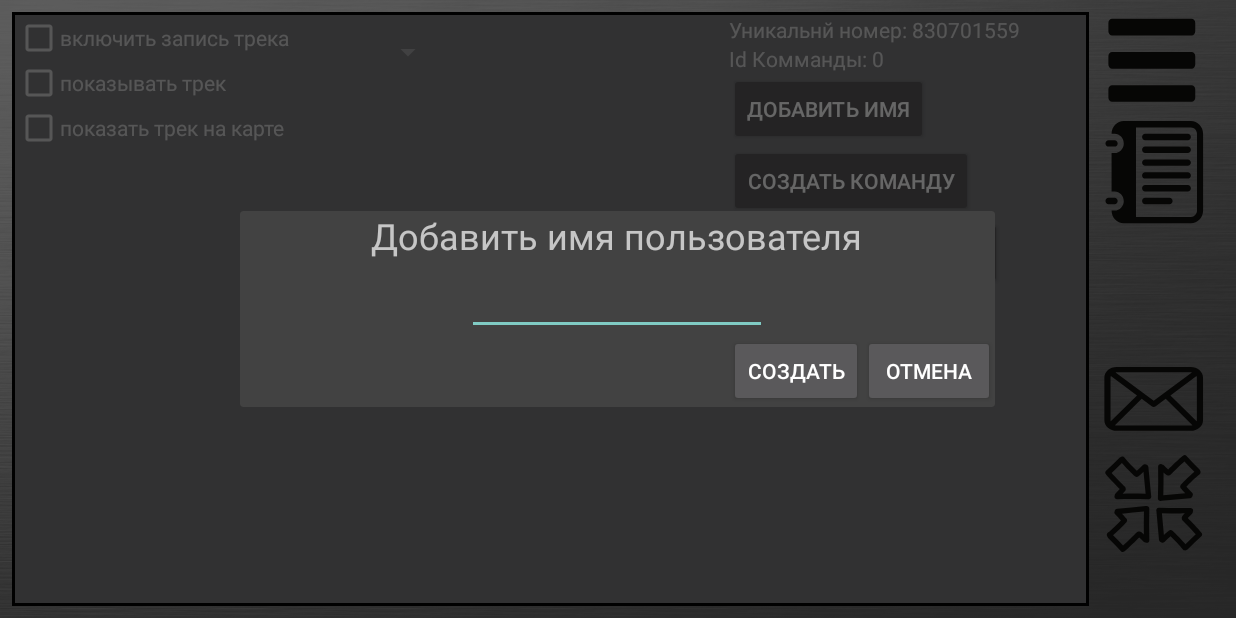
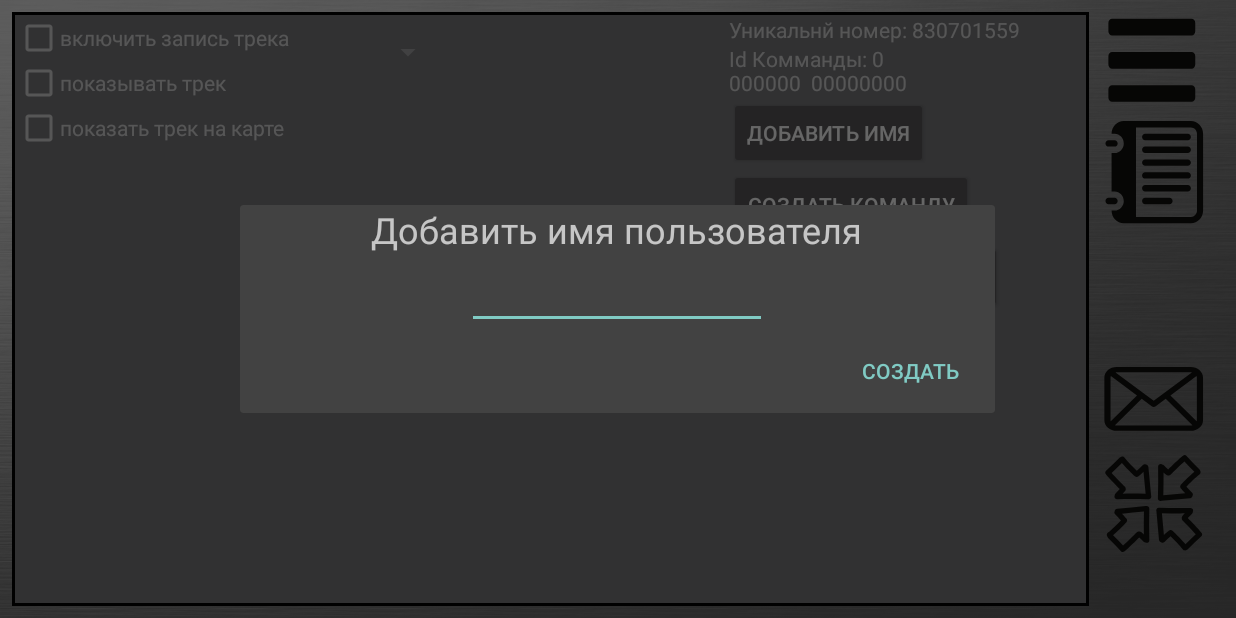
Before and after one commit to pingvn/PDA, an Android app: the fragment SettingsFragment placed in its activity, after a tap on "ДОБАВИТЬ ИМЯ", on a phone screen of 824 x 412 dp (held sideways). Run offline under Robolectric (Android 15) with nearby library versions, the phone set to English and light mode, and no system bars; our stand-ins replace Firebase (no records; nobody signed in at launch, a user with empty details on screens opened directly); libraries missing offline, so code that uses them is left out: io.realm, org.osmdroid.api, org.osmdroid.tileprovider, org.osmdroid.util, org.osmdroid.views; 24 statements that could not run were skipped.

Commit message:
добавление имени пользователя

```diff
--- /dev/null
+++ b/app/src/main/java/ru/ping/pda/Data_Model/Command_info.kt
@@ -0,0 +1,3 @@
+package ru.ping.pda.Data_Model
+
+data class Command_info (val command_id:String, val command_pin:String, val Command_name: String)
--- a/app/src/main/java/ru/ping/pda/Fragments/SettingsFragment.kt
+++ b/app/src/main/java/ru/ping/pda/Fragments/SettingsFragment.kt
@@ -7,7 +7,6 @@ import android.view.LayoutInflater
 import android.view.View
 import android.view.ViewGroup
 import android.widget.*
-import androidx.fragment.app.FragmentManager
 import ru.ping.pda.R
 import ru.ping.pda.Utils.DialogAddUser
 import ru.ping.pda.Utils.SettingsPda
@@ -79,7 +78,8 @@ class SettingsFragment : Fragment(),View.OnClickListener {
         text_PDA_ID.text =
             resources.getString(R.string.pda_ip_text_forvard) + " " + settings.getSettingsPDA()
         text_COMMAND_ID.text =
-            resources.getString(R.string.command_id_text_forvard) + " " + settings.getSettingsCommand()
+            resources.getString(R.string.command_id_text_forvard) + " " +settings.getSettingsCommand_Name()+"\n"+settings.getSettingsCommand_pin()+"  "+settings.getSettingsCommand_id()
+
     }
     //----------------------------------------------------------------------------------------------
 
--- a/app/src/main/java/ru/ping/pda/Utils/DialogAddUser.kt
+++ b/app/src/main/java/ru/ping/pda/Utils/DialogAddUser.kt
@@ -2,16 +2,34 @@ package ru.ping.pda.Utils
 
 import android.app.AlertDialog
 import android.app.Dialog
+import android.content.DialogInterface
 import android.os.Bundle
+import android.widget.Button
+import android.widget.EditText
 import androidx.fragment.app.DialogFragment
+import com.google.firebase.database.FirebaseDatabase
+import ru.ping.pda.Data_Model.Pda_info
 import ru.ping.pda.R
 
-class DialogAddUser:DialogFragment() {
+class DialogAddUser:DialogFragment(){
     override fun onCreateDialog(savedInstanceState: Bundle?): Dialog {
         val builder = AlertDialog.Builder(activity)
         val inflater= activity?.layoutInflater
+
         val view = inflater?.inflate(R.layout.adduserdialog,null)
-        builder.setView(view)
+        val editText:EditText
+        editText= view!!.findViewById(R.id.id_edittext_dialog_Add_User)
+        builder.setView(view).setPositiveButton(R.string.Dialog_addUser_Button_add){ dialogInterface: DialogInterface, i: Int ->
+            val settings = view?.context?.let { SettingsPda(it) }
+            val user=editText.text
+            var pda_id=Pda_info(settings?.getSettingsPDA(),user.toString(),settings?.getSettingsCommand_id())
+            settings?.savePda_User(user.toString())
+            var fairebaseDB= FirebaseDatabase.getInstance()
+            var ref=fairebaseDB.getReference("pda_info")
+            settings?.getSettingsPDA()?.let { ref.child(it).setValue(pda_id) }
+        }
         return builder.create()
     }
+
+
 }
--- a/app/src/main/java/ru/ping/pda/Utils/SettingsPda.kt
+++ b/app/src/main/java/ru/ping/pda/Utils/SettingsPda.kt
@@ -20,8 +20,10 @@ class SettingsPda(context: Context) {
     val SHOW_TRECK = "show_track"
     //параметр сохраненной даты для отоброения трека
     val SELECTED_TRACK_DATA = "treck_data"
+    val COMMAND_NAME = "command_name"
+    val USAER_NAME="user"
 
-    val USAER_NAME="user"
+    val COMMAND_PIN="c_pin"
     //----------------------------------------------------------------------------------------------
     //----------------------------------------------------------------------------------------------
     var sharedPreferences: SharedPreferences? = null
@@ -86,6 +88,17 @@ class SettingsPda(context: Context) {
         editor?.putString(COMMAND_ID,command_id) //внести значение комманды
         editor?.apply()//записать в хранилище
     }
+    fun saveCommandPin(command_pin:String){
+        if(sharedPreferences!=null)init_storage() //если хранилище не инициализированно
+        editor?.putString(COMMAND_PIN,command_pin) //внести значение комманды
+        editor?.apply()//записать в хранилище
+    }
+
+    fun saveCommandName(command_Name:String){
+        if(sharedPreferences!=null)init_storage() //если хранилище не инициализированно
+        editor?.putString(COMMAND_NAME,command_Name) //внести значение комманды
+        editor?.apply()//записать в хранилище
+    }
     //----------------------------------------------------------------------------------------------
     //--получение значений изхранилища--------------------------------------------------------------
     //получения состояния чек боксов трека и линии--------------------------------------------------
@@ -103,9 +116,9 @@ class SettingsPda(context: Context) {
         return pref.getString(PDA_ID,"007")
     }
     //данные о команде
-    fun getSettingsCommand():String?{
+    fun getSettingsCommand_Name():String?{
         val pref = context.getSharedPreferences(STORAGE_NAME,0)
-        return pref.getString(COMMAND_ID,"0")
+        return pref.getString(COMMAND_NAME,"0")
     }
     //показывать сохраненный трек
     fun getSettingsShowTrack():Boolean{
@@ -121,4 +134,14 @@ class SettingsPda(context: Context) {
         val pref = context.getSharedPreferences(STORAGE_NAME,0)
         return pref.getString(USAER_NAME,"0")
     }
+
+    fun getSettingsCommand_id():String?{
+        val pref = context.getSharedPreferences(STORAGE_NAME,0)
+        return pref.getString(COMMAND_ID,"00000000")
+    }
+
+    fun getSettingsCommand_pin():String?{
+        val pref = context.getSharedPreferences(STORAGE_NAME,0)
+        return pref.getString(COMMAND_PIN,"000000")
+    }
 }
--- a/app/src/main/res/layout-land/adduserdialog.xml
+++ b/app/src/main/res/layout-land/adduserdialog.xml
@@ -22,29 +22,4 @@
             android:layout_height="50dp"
             android:layout_gravity="center" />
     </LinearLayout>
-
-    <LinearLayout
-        android:layout_width="match_parent"
-        android:layout_height="wrap_content"
-        android:orientation="horizontal">
-
-        <TextView
-            android:layout_width="wrap_content"
-            android:layout_height="wrap_content"
-            android:layout_weight="1" />
-
-        <Button
-            android:id="@+id/id_button_dialog_add_user"
-            android:layout_width="wrap_content"
-            android:layout_height="wrap_content"
-            android:text="@string/Dialog_addUser_Button_add" />
-
-        <Button
-            android:id="@+id/id_button_dialog_add_user_cancel"
-            android:layout_width="wrap_content"
-            android:layout_height="wrap_content"
-            android:text="@string/Dialog_addUser_Button_cancel" />
-
-    </LinearLayout>
-
 </LinearLayout>
--- a/app/src/main/res/values/strings.xml
+++ b/app/src/main/res/values/strings.xml
@@ -10,4 +10,5 @@
     <string name="Dialog_add_USER_Head">Добавить имя пользователя</string>
     <string name="Dialog_addUser_Button_add">Создать</string>
     <string name="Dialog_addUser_Button_cancel">Отмена</string>
+    <string name="Dialog_Create_Command">Создать комманду</string>
 </resources>
```
Also changed, not shown: app/src/main/java/ru/ping/pda/Utils/DialogCreateCommand.kt (added, +27 -0 lines), app/src/main/res/layout-land/create_command_dialog.xml (added, +18 -0 lines).
